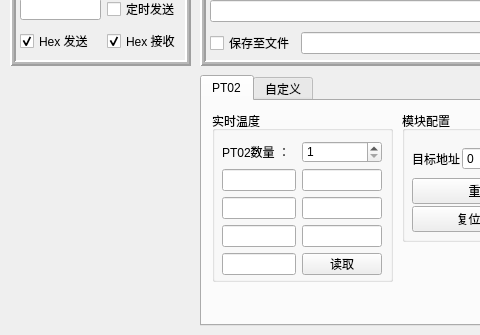
Before: the Qt Designer form form/frmcomtool.ui in KingChenFY/SerialPortTool, drawn with Qt 5; both pictures show x 0 to 480 and y 265 to 600 of the 800 by 600 pixel window.
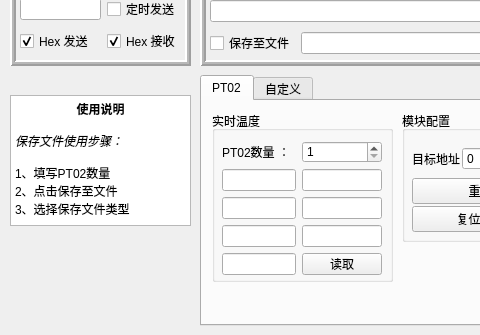
After: the same form once the commit is applied.

Commit message: 1.增加excel输出记录数据功能，数据记录方式为float，根据user填写的pt02_num的值生成表格 2.改变bin文件的生成方式，改由Qt自带的windeployqt软件打包.exe文件执行的依赖项

What changed in the file:
```diff
--- a/form/frmcomtool.ui
+++ b/form/frmcomtool.ui
@@ -594,6 +594,29 @@
     </attribute>
    </widget>
   </widget>
+  <widget class="QTextEdit" name="textEdit">
+   <property name="geometry">
+    <rect>
+     <x>10</x>
+     <y>360</y>
+     <width>181</width>
+     <height>131</height>
+    </rect>
+   </property>
+   <property name="html">
+    <string>&lt;!DOCTYPE HTML PUBLIC &quot;-//W3C//DTD HTML 4.0//EN&quot; &quot;http://www.w3.org/TR/REC-html40/strict.dtd&quot;&gt;
+&lt;html&gt;&lt;head&gt;&lt;meta name=&quot;qrichtext&quot; content=&quot;1&quot; /&gt;&lt;meta charset=&quot;utf-8&quot; /&gt;&lt;style type=&quot;text/css&quot;&gt;
+p, li { white-space: pre-wrap; }
+&lt;/style&gt;&lt;/head&gt;&lt;body style=&quot; font-family:'Microsoft YaHei UI'; font-size:9pt; font-weight:400; font-style:normal;&quot;&gt;
+&lt;p align=&quot;center&quot; style=&quot; margin-top:0px; margin-bottom:0px; margin-left:0px; margin-right:0px; -qt-block-indent:0; text-indent:0px;&quot;&gt;&lt;span style=&quot; font-weight:700;&quot;&gt;使用说明&lt;/span&gt;&lt;/p&gt;
+&lt;p align=&quot;center&quot; style=&quot;-qt-paragraph-type:empty; margin-top:0px; margin-bottom:0px; margin-left:0px; margin-right:0px; -qt-block-indent:0; text-indent:0px;&quot;&gt;&lt;br /&gt;&lt;/p&gt;
+&lt;p style=&quot; margin-top:0px; margin-bottom:0px; margin-left:0px; margin-right:0px; -qt-block-indent:0; text-indent:0px;&quot;&gt;&lt;span style=&quot; font-style:italic;&quot;&gt;保存文件使用步骤：&lt;/span&gt;&lt;/p&gt;
+&lt;p style=&quot;-qt-paragraph-type:empty; margin-top:0px; margin-bottom:0px; margin-left:0px; margin-right:0px; -qt-block-indent:0; text-indent:0px; font-style:italic;&quot;&gt;&lt;br /&gt;&lt;/p&gt;
+&lt;p style=&quot; margin-top:0px; margin-bottom:0px; margin-left:0px; margin-right:0px; -qt-block-indent:0; text-indent:0px;&quot;&gt;1、填写PT02数量&lt;/p&gt;
+&lt;p style=&quot; margin-top:0px; margin-bottom:0px; margin-left:0px; margin-right:0px; -qt-block-indent:0; text-indent:0px;&quot;&gt;2、点击保存至文件&lt;/p&gt;
+&lt;p style=&quot; margin-top:0px; margin-bottom:0px; margin-left:0px; margin-right:0px; -qt-block-indent:0; text-indent:0px;&quot;&gt;3、选择保存文件类型&lt;/p&gt;&lt;/body&gt;&lt;/html&gt;</string>
+   </property>
+  </widget>
  </widget>
  <resources/>
  <connections/>
```
The commit also changes 71 other files.
